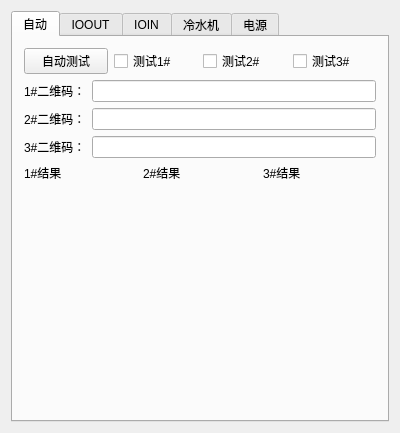
This is QDeviceCtrl.ui in BiggerBinBin/QtCanPlatform as Qt 5 draws it before an edit. The edited form follows.
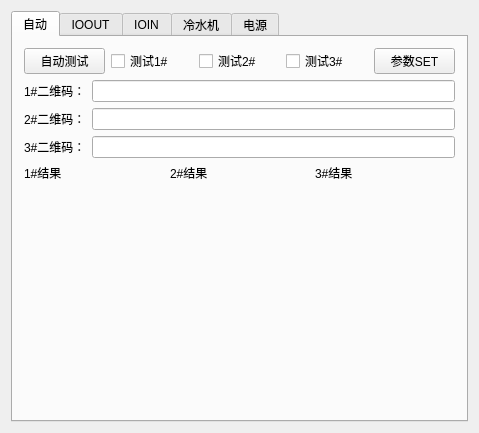
This is the edited form.

```diff
--- a/QDeviceCtrl.ui
+++ b/QDeviceCtrl.ui
@@ -6,7 +6,7 @@
    <rect>
     <x>0</x>
     <y>0</y>
-    <width>400</width>
+    <width>479</width>
     <height>433</height>
    </rect>
   </property>
@@ -65,6 +65,13 @@
              </property>
             </widget>
            </item>
+           <item>
+            <widget class="QPushButton" name="pbTestParamSet">
+             <property name="text">
+              <string>参数SET</string>
+             </property>
+            </widget>
+           </item>
           </layout>
          </item>
          <item>
```
